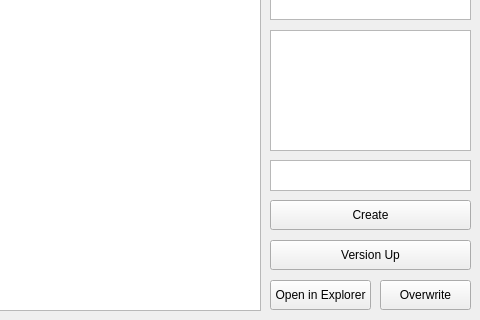
Above: Houdini/scripts/python/GL_File_Manager/FileManager.ui from pbenjamim/glimpse before the change; both pictures show x 470 to 950 and y 110 to 430 of the 950 by 430 pixel window. Below: the same form after it.
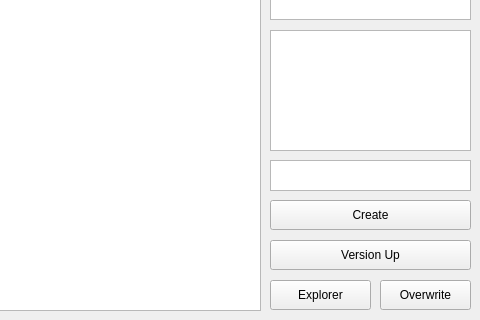
That is the form after the change.

Commit message: Explorer button fix

```diff
--- a/Houdini/scripts/python/GL_File_Manager/FileManager.ui
+++ b/Houdini/scripts/python/GL_File_Manager/FileManager.ui
@@ -387,7 +387,7 @@
     </size>
    </property>
    <property name="text">
-    <string>Open in Explorer</string>
+    <string>Explorer</string>
    </property>
   </widget>
   <widget class="QPushButton" name="overwriteButton">
```
The commit also changes 1 other file.
